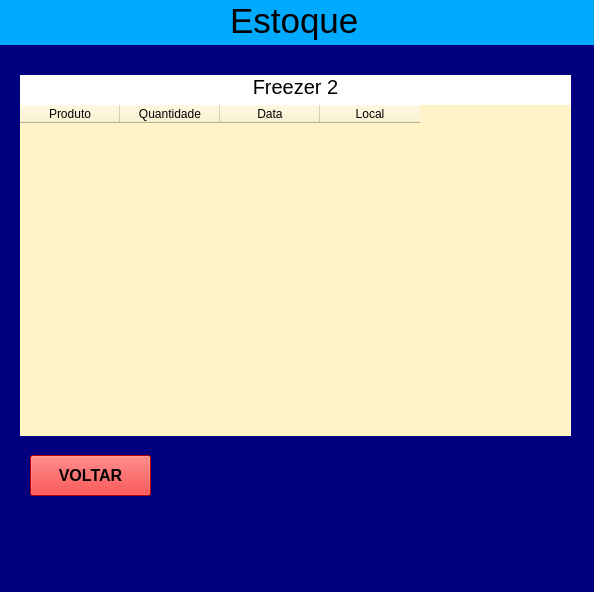
Above: freezer_2.ui from samuelgarca/controleestoquepyqt5 before the change. Below: the same form after it.
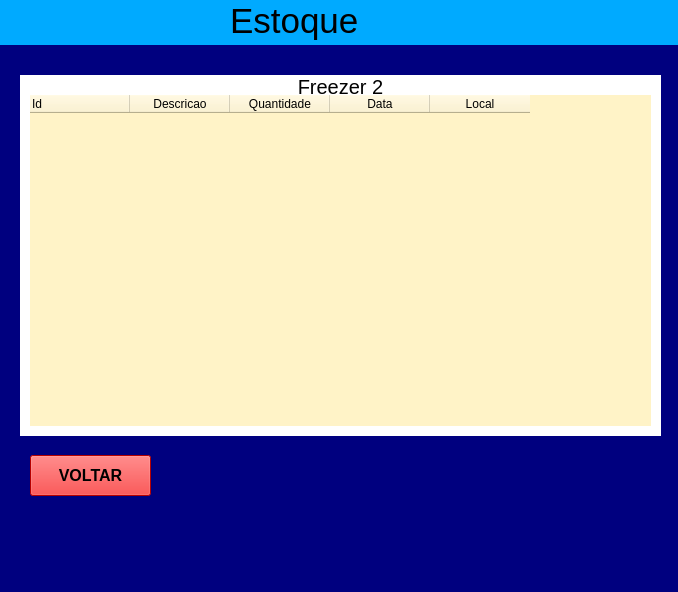
That is the form after the change.

The edit to the form file:
```diff
--- a/freezer_2.ui
+++ b/freezer_2.ui
@@ -6,7 +6,7 @@
    <rect>
     <x>0</x>
     <y>0</y>
-    <width>594</width>
+    <width>678</width>
     <height>592</height>
    </rect>
   </property>
@@ -129,7 +129,7 @@
         <rect>
          <x>20</x>
          <y>30</y>
-         <width>551</width>
+         <width>641</width>
          <height>361</height>
         </rect>
        </property>
@@ -177,9 +177,9 @@
       <widget class="QTableWidget" name="tableWidget">
        <property name="geometry">
         <rect>
-         <x>20</x>
-         <y>60</y>
-         <width>551</width>
+         <x>30</x>
+         <y>50</y>
+         <width>621</width>
          <height>331</height>
         </rect>
        </property>
@@ -195,14 +195,60 @@
         <enum>QFrame::NoFrame</enum>
        </property>
        <property name="frameShadow">
-        <enum>QFrame::Sunken</enum>
+        <enum>QFrame::Plain</enum>
+       </property>
+       <property name="showGrid">
+        <bool>false</bool>
        </property>
        <property name="gridStyle">
-        <enum>Qt::NoPen</enum>
+        <enum>Qt::CustomDashLine</enum>
        </property>
+       <property name="sortingEnabled">
+        <bool>false</bool>
+       </property>
+       <property name="columnCount">
+        <number>5</number>
+       </property>
+       <attribute name="horizontalHeaderCascadingSectionResizes">
+        <bool>true</bool>
+       </attribute>
+       <attribute name="horizontalHeaderDefaultSectionSize">
+        <number>100</number>
+       </attribute>
+       <attribute name="horizontalHeaderHighlightSections">
+        <bool>true</bool>
+       </attribute>
+       <attribute name="horizontalHeaderMinimumSectionSize">
+        <number>40</number>
+       </attribute>
+       <attribute name="horizontalHeaderShowSortIndicator" stdset="0">
+        <bool>false</bool>
+       </attribute>
+       <attribute name="horizontalHeaderStretchLastSection">
+        <bool>false</bool>
+       </attribute>
+       <attribute name="verticalHeaderDefaultSectionSize">
+        <number>30</number>
+       </attribute>
+       <attribute name="verticalHeaderMinimumSectionSize">
+        <number>25</number>
+       </attribute>
        <column>
         <property name="text">
-         <string>Produto</string>
+         <string>Id</string>
+        </property>
+        <property name="font">
+         <font>
+          <strikeout>false</strikeout>
+         </font>
+        </property>
+        <property name="textAlignment">
+         <set>AlignLeading|AlignTop</set>
+        </property>
+       </column>
+       <column>
+        <property name="text">
+         <string>Descricao</string>
         </property>
        </column>
        <column>
```
Left out of the diff: 2 changed lines with no effect on the pictures.
